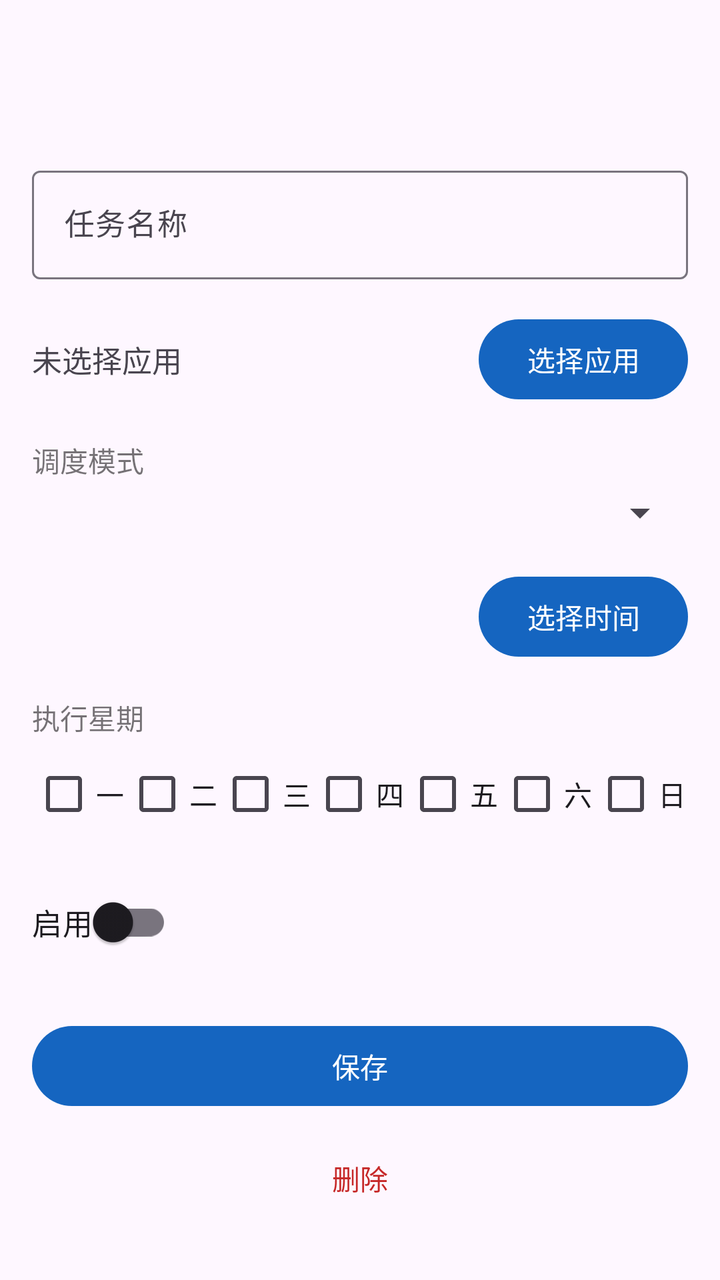
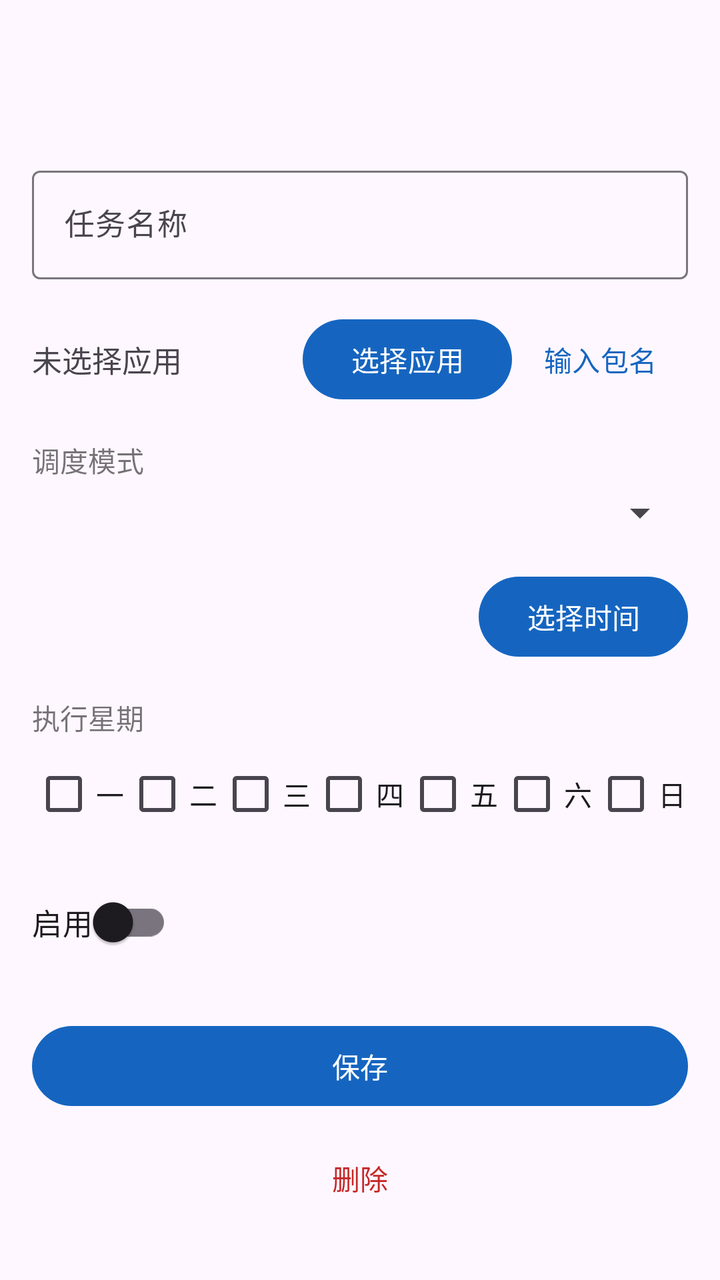

Before-and-after screenshots of an Android layout around one commit, followed by the original layout XML and the change that was made.
<!-- AndroidManifest.xml: application theme Theme.AutoTask -->
<!-- res/layout/activity_task_edit.xml -->
<?xml version="1.0" encoding="utf-8"?>
<LinearLayout xmlns:android="http://schemas.android.com/apk/res/android"
    xmlns:app="http://schemas.android.com/apk/res-auto"
    android:layout_width="match_parent"
    android:layout_height="match_parent"
    android:orientation="vertical">

    <com.google.android.material.appbar.MaterialToolbar
        android:id="@+id/toolbar"
        android:layout_width="match_parent"
        android:layout_height="?attr/actionBarSize" />

    <ScrollView
        android:layout_width="match_parent"
        android:layout_height="match_parent"
        android:fillViewport="true">

        <LinearLayout
            android:layout_width="match_parent"
            android:layout_height="wrap_content"
            android:orientation="vertical"
            android:padding="16dp">

            <com.google.android.material.textfield.TextInputLayout
                android:layout_width="match_parent"
                android:layout_height="wrap_content"
                android:hint="@string/task_name_label"
                app:boxBackgroundMode="outline">

                <com.google.android.material.textfield.TextInputEditText
                    android:id="@+id/etName"
                    android:layout_width="match_parent"
                    android:layout_height="wrap_content"
                    android:inputType="text"
                    android:maxLines="1"
                    android:textSize="15sp" />

            </com.google.android.material.textfield.TextInputLayout>

            <LinearLayout
                android:layout_width="match_parent"
                android:layout_height="wrap_content"
                android:layout_marginTop="16dp"
                android:gravity="center_vertical"
                android:orientation="horizontal">

                <TextView
                    android:id="@+id/tvTarget"
                    android:layout_width="0dp"
                    android:layout_height="wrap_content"
                    android:layout_weight="1"
                    android:text="@string/task_target_empty"
                    android:textSize="15sp" />

                <com.google.android.material.button.MaterialButton
                    android:id="@+id/btnPickTarget"
                    android:layout_width="wrap_content"
                    android:layout_height="wrap_content"
                    android:text="@string/task_target_pick"
                    android:textSize="14sp" />

            </LinearLayout>

            <TextView
                android:layout_width="wrap_content"
                android:layout_height="wrap_content"
                android:layout_marginTop="16dp"
                android:text="@string/task_mode_label"
                android:textSize="14sp"
                android:textColor="#8A000000" />

            <Spinner
                android:id="@+id/spMode"
                android:layout_width="match_parent"
                android:layout_height="wrap_content"
                android:layout_marginTop="4dp" />

            <LinearLayout
                android:layout_width="match_parent"
                android:layout_height="wrap_content"
                android:layout_marginTop="16dp"
                android:gravity="center_vertical"
                android:orientation="horizontal">

                <TextView
                    android:id="@+id/tvTime"
                    android:layout_width="0dp"
                    android:layout_height="wrap_content"
                    android:layout_weight="1"
                    android:textSize="15sp" />

                <com.google.android.material.button.MaterialButton
                    android:id="@+id/btnPickTime"
                    android:layout_width="wrap_content"
                    android:layout_height="wrap_content"
                    android:text="@string/task_time_pick"
                    android:textSize="14sp" />

            </LinearLayout>

            <TextView
                android:id="@+id/tvWeekdayLabel"
                android:layout_width="wrap_content"
                android:layout_height="wrap_content"
                android:layout_marginTop="16dp"
                android:text="@string/task_weekday_label"
                android:textSize="14sp"
                android:textColor="#8A000000" />

            <LinearLayout
                android:id="@+id/llWeekdays"
                android:layout_width="match_parent"
                android:layout_height="wrap_content"
                android:layout_marginTop="4dp"
                android:orientation="horizontal">

                <CheckBox android:id="@+id/cbMon" android:layout_width="0dp" android:layout_height="wrap_content" android:layout_weight="1" android:text="@string/weekday_1" />
                <CheckBox android:id="@+id/cbTue" android:layout_width="0dp" android:layout_height="wrap_content" android:layout_weight="1" android:text="@string/weekday_2" />
                <CheckBox android:id="@+id/cbWed" android:layout_width="0dp" android:layout_height="wrap_content" android:layout_weight="1" android:text="@string/weekday_3" />
                <CheckBox android:id="@+id/cbThu" android:layout_width="0dp" android:layout_height="wrap_content" android:layout_weight="1" android:text="@string/weekday_4" />
                <CheckBox android:id="@+id/cbFri" android:layout_width="0dp" android:layout_height="wrap_content" android:layout_weight="1" android:text="@string/weekday_5" />
                <CheckBox android:id="@+id/cbSat" android:layout_width="0dp" android:layout_height="wrap_content" android:layout_weight="1" android:text="@string/weekday_6" />
                <CheckBox android:id="@+id/cbSun" android:layout_width="0dp" android:layout_height="wrap_content" android:layout_weight="1" android:text="@string/weekday_7" />

            </LinearLayout>

            <androidx.appcompat.widget.SwitchCompat
                android:id="@+id/swEnabled"
                android:layout_width="wrap_content"
                android:layout_height="wrap_content"
                android:layout_marginTop="16dp"
                android:text="@string/task_enabled"
                android:textSize="15sp" />

            <com.google.android.material.button.MaterialButton
                android:id="@+id/btnSave"
                android:layout_width="match_parent"
                android:layout_height="wrap_content"
                android:layout_marginTop="24dp"
                android:text="@string/task_save" />

            <com.google.android.material.button.MaterialButton
                android:id="@+id/btnDelete"
                style="@style/Widget.Material3.Button.TextButton"
                android:layout_width="match_parent"
                android:layout_height="wrap_content"
                android:layout_marginTop="8dp"
                android:text="@string/task_delete"
                android:textColor="@color/status_missing" />

        </LinearLayout>

    </ScrollView>

</LinearLayout>
<!-- resources referenced by this layout -->
<resources>
  <color name="status_missing">#C62828</color>
  <string name="task_delete">删除</string>
  <string name="task_enabled">启用</string>
  <string name="task_mode_label">调度模式</string>
  <string name="task_name_label">任务名称</string>
  <string name="task_save">保存</string>
  <string name="task_target_empty">未选择应用</string>
  <string name="task_target_pick">选择应用</string>
  <string name="task_time_pick">选择时间</string>
  <string name="task_weekday_label">执行星期</string>
  <string name="weekday_1">一</string>
  <string name="weekday_2">二</string>
  <string name="weekday_3">三</string>
  <string name="weekday_4">四</string>
  <string name="weekday_5">五</string>
  <string name="weekday_6">六</string>
  <string name="weekday_7">日</string>
  <style name="Theme.AutoTask" parent="Theme.Material3.DayNight.NoActionBar">
          <item name="colorPrimary">@color/ic_launcher_background</item>
      </style>
  <color name="ic_launcher_background">#1565C0</color>
</resources>

<!-- the commit's change to res/layout/activity_task_edit.xml (unified diff, before → after) -->
@@ -57,6 +57,14 @@
                     android:layout_width="wrap_content"
                     android:layout_height="wrap_content"
                     android:text="@string/task_target_pick"
+                    android:textSize="14sp" />
+
+                <com.google.android.material.button.MaterialButton
+                    android:id="@+id/btnInputPackage"
+                    style="@style/Widget.Material3.Button.TextButton"
+                    android:layout_width="wrap_content"
+                    android:layout_height="wrap_content"
+                    android:text="@string/task_target_input_pkg"
                     android:textSize="14sp" />
 
             </LinearLayout>
<!-- resource entries referenced after the edit -->
@@ -7,6 +7,7 @@
   <string name="task_name_label">任务名称</string>
   <string name="task_save">保存</string>
   <string name="task_target_empty">未选择应用</string>
+  <string name="task_target_input_pkg">输入包名</string>
   <string name="task_target_pick">选择应用</string>
   <string name="task_time_pick">选择时间</string>
   <string name="task_weekday_label">执行星期</string>
